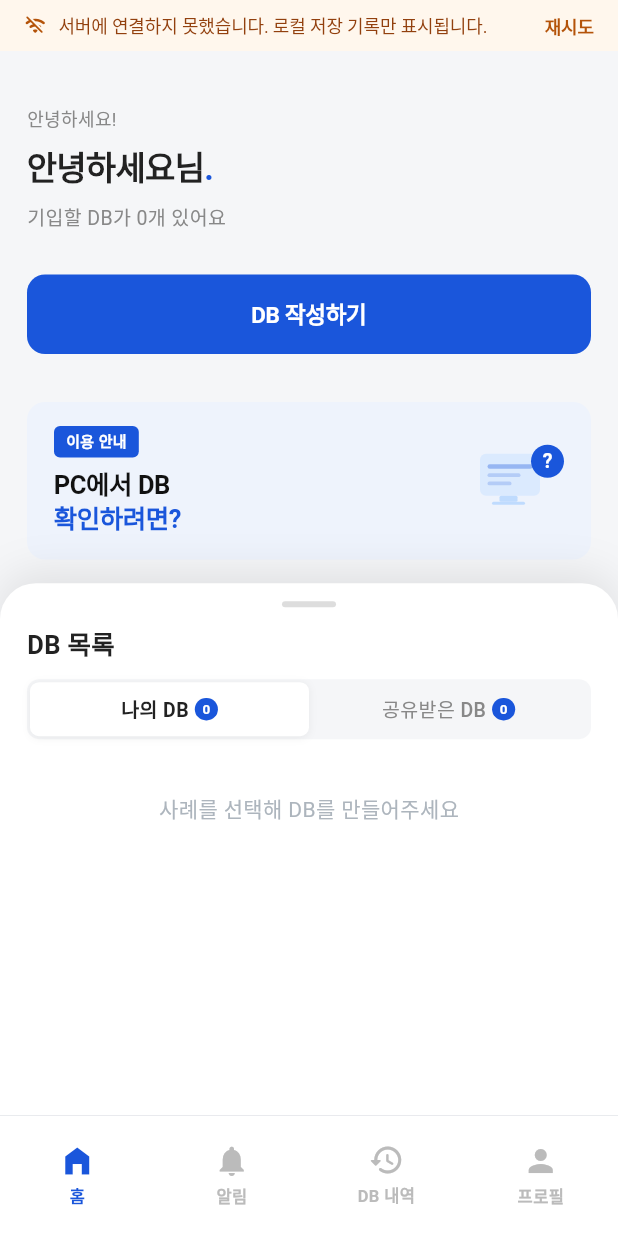
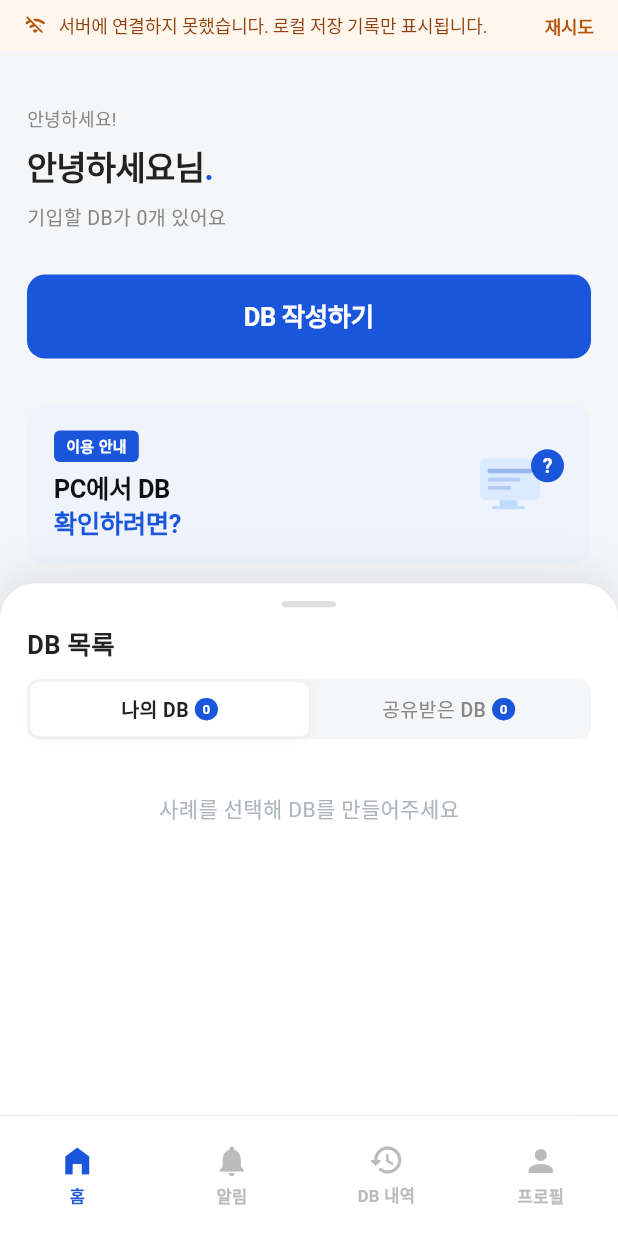
Before and after one commit to roddbstn/Dash-, a Flutter app: the HomeScreen screen opened by its route, on a phone screen of 412 x 824 dp. Run offline on Flutter 3.47's test engine with Material 3 defaults, Android fonts, the phone set to English and light mode, and no system bars; our stand-ins replace firebase_analytics, firebase_auth, firebase_core, firebase_crashlytics, firebase_messaging, flutter_local_notifications and 3 more; missing offline and left inert: encrypt; accounts and stored records are empty; network calls fail; Roboto replaces fonts that are missing (Pretendard).

Commit message:
design: CTA 버튼 텍스트 크기 15 → 17px

```diff
--- a/dash_mobile/lib/home_screen.dart
+++ b/dash_mobile/lib/home_screen.dart
@@ -1928,9 +1928,9 @@ final List<int> _selectedCaseIds = [];
               'DB 작성하기',
               style: TextStyle(
                 color: Colors.white,
-                fontSize: 15,
+                fontSize: 17,
                 fontWeight: FontWeight.w600,
-                letterSpacing: -0.2,
+                letterSpacing: -0.3,
               ),
             ),
           ],
```
